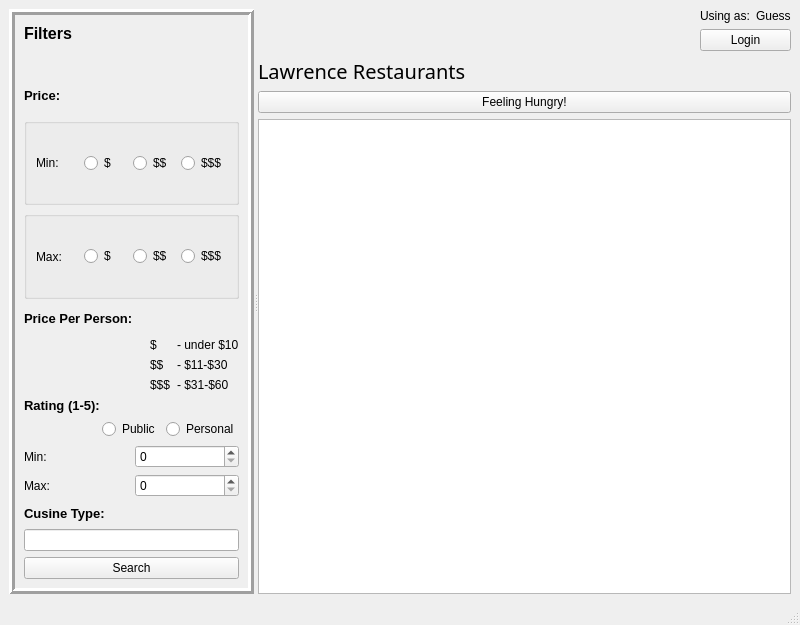
The window that Yalp_Application/yalpwindow.ui (cedevera02/eecs448-project4) describes before a commit, drawn with Qt 5.
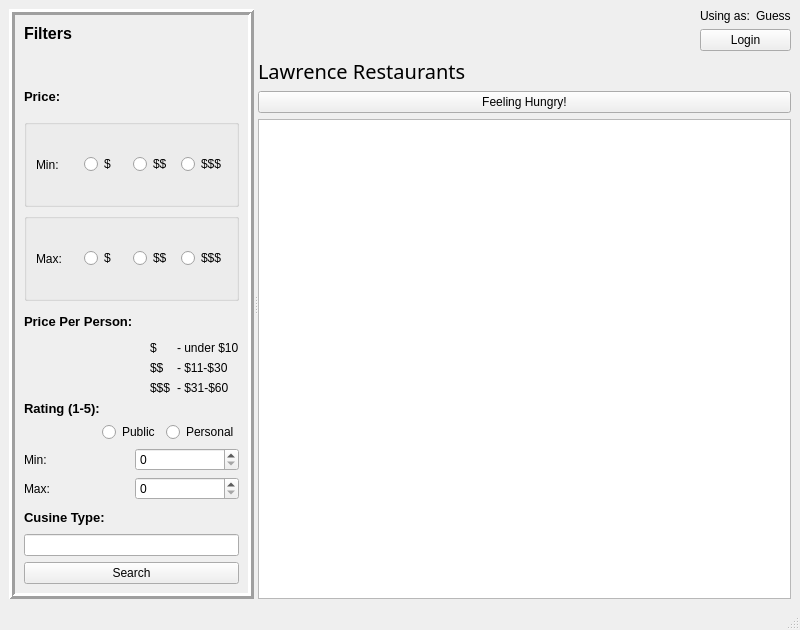
The same window after the commit.

Commit message: Relabled some things and figured out printing to textEdit widget problem.

Patch:
```diff
--- a/Yalp_Application/yalpwindow.ui
+++ b/Yalp_Application/yalpwindow.ui
@@ -7,7 +7,7 @@
     <x>0</x>
     <y>0</y>
     <width>800</width>
-    <height>625</height>
+    <height>630</height>
    </rect>
   </property>
   <property name="windowTitle">
```
Left out of the diff: 4 changed lines with no effect on the pictures. The commit also changes 2 other files.
